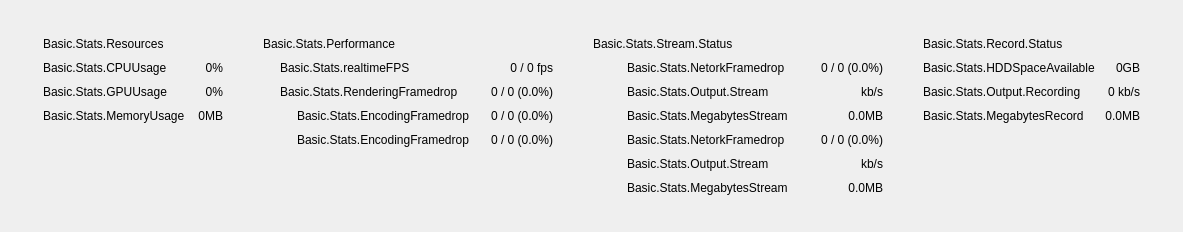
Old version of the form src/prism-live-studio/PRISMLiveStudio/prism-ui/main/PLSBasicStatusPanel.ui in the repository naver/prism-live-studio.
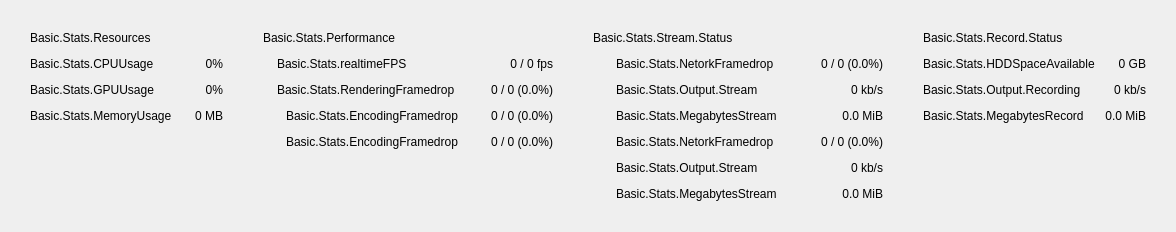
New version of the form.

```diff
--- a/src/prism-live-studio/PRISMLiveStudio/prism-ui/main/PLSBasicStatusPanel.ui
+++ b/src/prism-live-studio/PRISMLiveStudio/prism-ui/main/PLSBasicStatusPanel.ui
@@ -6,95 +6,59 @@
    <rect>
     <x>0</x>
     <y>0</y>
-    <width>1183</width>
+    <width>1176</width>
     <height>232</height>
    </rect>
   </property>
-  <property name="sizePolicy">
-   <sizepolicy hsizetype="Preferred" vsizetype="Preferred">
-    <horstretch>0</horstretch>
-    <verstretch>0</verstretch>
-   </sizepolicy>
-  </property>
-  <property name="windowTitle">
-   <string>Form</string>
-  </property>
-  <layout class="QVBoxLayout" name="verticalLayout">
-   <property name="spacing">
-    <number>0</number>
-   </property>
+  <layout class="QGridLayout" name="gridLayout">
+   <property name="sizeConstraint">
+    <enum>QLayout::SetMinimumSize</enum>
+   </property>
    <property name="leftMargin">
-    <number>0</number>
+    <number>30</number>
    </property>
    <property name="topMargin">
-    <number>0</number>
-   </property>
-   <property name="rightMargin">
-    <number>0</number>
-   </property>
-   <property name="bottomMargin">
-    <number>0</number>
-   </property>
-   <item>
-    <spacer name="verticalSpacer">
-     <property name="orientation">
-      <enum>Qt::Vertical</enum>
-     </property>
-     <property name="sizeHint" stdset="0">
-      <size>
-       <width>20</width>
-       <height>0</height>
-      </size>
-     </property>
-    </spacer>
-   </item>
-   <item>
-    <layout class="QHBoxLayout" name="horizontalLayout_2">
-     <property name="spacing">
-      <number>0</number>
-     </property>
-     <item>
-      <spacer name="horizontalSpacer">
-       <property name="orientation">
-        <enum>Qt::Horizontal</enum>
-       </property>
-       <property name="sizeHint" stdset="0">
-        <size>
-         <width>0</width>
-         <height>20</height>
-        </size>
-       </property>
-      </spacer>
-     </item>
-     <item>
-      <widget class="QWidget" name="stateContainer" native="true">
-       <layout class="QHBoxLayout" name="horizontalLayout">
-        <property name="spacing">
-         <number>40</number>
-        </property>
-        <property name="leftMargin">
          <number>30</number>
         </property>
-        <property name="topMargin">
-         <number>28</number>
-        </property>
         <property name="rightMargin">
          <number>30</number>
         </property>
         <property name="bottomMargin">
-         <number>28</number>
-        </property>
-        <item>
-         <layout class="QVBoxLayout" name="verticalLayout_2">
-          <property name="spacing">
+    <number>30</number>
+   </property>
+   <property name="horizontalSpacing">
            <number>0</number>
           </property>
-          <item>
-           <layout class="QGridLayout" name="gridLayout_5">
-            <property name="spacing">
+   <property name="verticalSpacing">
              <number>10</number>
             </property>
+   <item row="0" column="10" colspan="7">
+    <widget class="QLabel" name="streamHdr">
+     <property name="styleSheet">
+      <string notr="true">min-width: 290;</string>
+     </property>
+     <property name="text">
+      <string>Basic.Stats.Stream.Status</string>
+     </property>
+    </widget>
+   </item>
             <item row="1" column="1">
+    <spacer name="horizontalSpacer_4">
+     <property name="orientation">
+      <enum>Qt::Horizontal</enum>
+     </property>
+     <property name="sizeType">
+      <enum>QSizePolicy::Fixed</enum>
+     </property>
+     <property name="sizeHint" stdset="0">
+      <size>
+       <width>10</width>
+       <height>1</height>
+      </size>
+     </property>
+    </spacer>
+   </item>
+   <item row="1" column="2">
              <widget class="QLabel" name="cpuUsage">
               <property name="sizePolicy">
                <sizepolicy hsizetype="Expanding" vsizetype="Preferred">
@@ -103,265 +67,169 @@
                </sizepolicy>
               </property>
               <property name="text">
-               <string>0%</string>
+      <string notr="true">0%</string>
               </property>
               <property name="alignment">
                <set>Qt::AlignRight|Qt::AlignTrailing|Qt::AlignVCenter</set>
               </property>
              </widget>
             </item>
-            <item row="3" column="1">
-             <widget class="QLabel" name="memoryUsage">
-              <property name="sizePolicy">
-               <sizepolicy hsizetype="Preferred" vsizetype="Preferred">
-                <horstretch>0</horstretch>
-                <verstretch>0</verstretch>
-               </sizepolicy>
-              </property>
-              <property name="text">
-               <string>0MB</string>
-              </property>
-              <property name="alignment">
-               <set>Qt::AlignRight|Qt::AlignTrailing|Qt::AlignVCenter</set>
-              </property>
-             </widget>
-            </item>
-            <item row="3" column="0">
-             <widget class="QLabel" name="memoryUsageLabel">
-              <property name="text">
-               <string>Basic.Stats.MemoryUsage</string>
-              </property>
-             </widget>
-            </item>
-            <item row="2" column="0">
-             <widget class="QLabel" name="gpuUsageLabel">
-              <property name="text">
-               <string>Basic.Stats.GPUUsage</string>
-              </property>
-             </widget>
-            </item>
-            <item row="1" column="0">
-             <widget class="QLabel" name="cpuUsageLabel">
-              <property name="text">
-               <string>Basic.Stats.CPUUsage</string>
-              </property>
-             </widget>
-            </item>
-            <item row="2" column="1">
-             <widget class="QLabel" name="gpuUsage">
-              <property name="sizePolicy">
-               <sizepolicy hsizetype="Preferred" vsizetype="Preferred">
-                <horstretch>0</horstretch>
-                <verstretch>0</verstretch>
-               </sizepolicy>
-              </property>
-              <property name="text">
-               <string>0%</string>
-              </property>
-              <property name="alignment">
-               <set>Qt::AlignRight|Qt::AlignTrailing|Qt::AlignVCenter</set>
-              </property>
-             </widget>
-            </item>
-            <item row="0" column="0" colspan="2">
-             <widget class="QLabel" name="resourcesHdr">
-              <property name="styleSheet">
-               <string notr="true">min-width: 180;</string>
-              </property>
-              <property name="text">
-               <string>Basic.Stats.Resources</string>
-              </property>
-             </widget>
-            </item>
-           </layout>
-          </item>
-          <item>
-           <spacer name="verticalSpacer_3">
-            <property name="orientation">
-             <enum>Qt::Vertical</enum>
-            </property>
-            <property name="sizeHint" stdset="0">
-             <size>
-              <width>0</width>
-              <height>0</height>
-             </size>
-            </property>
-           </spacer>
-          </item>
-         </layout>
-        </item>
-        <item>
-         <layout class="QVBoxLayout" name="verticalLayout_3">
-          <property name="spacing">
-           <number>0</number>
-          </property>
-          <item>
-           <layout class="QGridLayout" name="gridLayout_6">
-            <property name="spacing">
-             <number>10</number>
-            </property>
-            <item row="1" column="0">
-             <widget class="QLabel" name="realtimeFramerateState"/>
-            </item>
-            <item row="3" column="2">
-             <widget class="QLabel" name="encodingFramedrop">
-              <property name="text">
-               <string>0 / 0 (0.0%)</string>
-              </property>
-              <property name="alignment">
-               <set>Qt::AlignRight|Qt::AlignTrailing|Qt::AlignVCenter</set>
-              </property>
-              <property name="active" stdset="0">
-               <bool>false</bool>
-              </property>
-             </widget>
-            </item>
-            <item row="1" column="2">
-             <widget class="QLabel" name="realtimeFramerate">
-              <property name="sizePolicy">
-               <sizepolicy hsizetype="Expanding" vsizetype="Preferred">
-                <horstretch>0</horstretch>
-                <verstretch>0</verstretch>
-               </sizepolicy>
-              </property>
-              <property name="text">
-               <string>0 / 0 fps</string>
-              </property>
-              <property name="alignment">
-               <set>Qt::AlignRight|Qt::AlignTrailing|Qt::AlignVCenter</set>
-              </property>
-             </widget>
-            </item>
-            <item row="3" column="1">
-             <layout class="QHBoxLayout" name="horizontalLayout_4">
-              <item>
-               <widget class="QLabel" name="encodingFramedropImage">
-                <property name="active" stdset="0">
-                 <bool>false</bool>
-                </property>
-               </widget>
-              </item>
-              <item>
-               <widget class="QLabel" name="encodingFramedropLabel">
-                <property name="sizePolicy">
-                 <sizepolicy hsizetype="Preferred" vsizetype="Expanding">
-                  <horstretch>0</horstretch>
-                  <verstretch>0</verstretch>
-                 </sizepolicy>
-                </property>
-                <property name="text">
-                 <string>Basic.Stats.EncodingFramedrop</string>
-                </property>
-                <property name="active" stdset="0">
-                 <bool>false</bool>
-                </property>
-               </widget>
-              </item>
-             </layout>
-            </item>
-            <item row="2" column="0">
-             <widget class="QLabel" name="renderingFramedropState"/>
-            </item>
-            <item row="0" column="0" colspan="3">
+   <item row="0" column="4" colspan="5">
              <widget class="QLabel" name="performanceHdr">
-              <property name="sizePolicy">
-               <sizepolicy hsizetype="Preferred" vsizetype="Expanding">
-                <horstretch>0</horstretch>
-                <verstretch>0</verstretch>
-               </sizepolicy>
-              </property>
               <property name="styleSheet">
                <string notr="true">min-width: 290;</string>
               </property>
               <property name="text">
                <string>Basic.Stats.Performance</string>
               </property>
-              <property name="alignment">
-               <set>Qt::AlignLeading|Qt::AlignLeft|Qt::AlignVCenter</set>
-              </property>
-             </widget>
-            </item>
-            <item row="3" column="0">
-             <widget class="QLabel" name="encodingFramedropState">
+    </widget>
+   </item>
+   <item row="5" column="14">
+    <widget class="QLabel" name="streamBitrateLabelV">
+     <property name="text">
+      <string>Basic.Stats.Output.Stream</string>
+     </property>
               <property name="active" stdset="0">
                <bool>false</bool>
               </property>
              </widget>
             </item>
-            <item row="1" column="1">
-             <widget class="QLabel" name="realtimeFramerateLabel">
-              <property name="sizePolicy">
-               <sizepolicy hsizetype="Preferred" vsizetype="Expanding">
-                <horstretch>0</horstretch>
-                <verstretch>0</verstretch>
-               </sizepolicy>
-              </property>
+   <item row="1" column="13">
+    <spacer name="horizontalSpacer_21">
+     <property name="orientation">
+      <enum>Qt::Horizontal</enum>
+     </property>
+     <property name="sizeType">
+      <enum>QSizePolicy::Fixed</enum>
+     </property>
+     <property name="sizeHint" stdset="0">
+      <size>
+       <width>7</width>
+       <height>1</height>
+      </size>
+     </property>
+    </spacer>
+   </item>
+   <item row="3" column="14">
+    <widget class="QLabel" name="StreamMegabytesLabel">
               <property name="text">
-               <string>Basic.Stats.realtimeFPS</string>
-              </property>
-             </widget>
-            </item>
-            <item row="2" column="1">
+      <string>Basic.Stats.MegabytesStream</string>
+     </property>
+     <property name="active" stdset="0">
+      <bool>false</bool>
+     </property>
+    </widget>
+   </item>
+   <item row="4" column="12" alignment="Qt::AlignVCenter">
+    <widget class="QLabel" name="networkFramedropStateV">
+     <property name="active" stdset="0">
+      <bool>false</bool>
+     </property>
+    </widget>
+   </item>
+   <item row="1" column="10">
+    <widget class="QLabel" name="networkStateImage">
+     <property name="active" stdset="0">
+      <bool>false</bool>
+     </property>
+    </widget>
+   </item>
+   <item row="2" column="6">
              <widget class="QLabel" name="renderingFramedropLabel">
-              <property name="sizePolicy">
-               <sizepolicy hsizetype="Preferred" vsizetype="Expanding">
-                <horstretch>0</horstretch>
-                <verstretch>0</verstretch>
-               </sizepolicy>
-              </property>
               <property name="text">
                <string>Basic.Stats.RenderingFramedrop</string>
               </property>
              </widget>
             </item>
-            <item row="2" column="2">
-             <widget class="QLabel" name="renderingFramedrop">
+   <item row="3" column="20">
+    <widget class="QLabel" name="recordedMegabytes">
               <property name="text">
-               <string>0 / 0 (0.0%)</string>
+      <string notr="true">0.0 MiB</string>
               </property>
               <property name="alignment">
                <set>Qt::AlignRight|Qt::AlignTrailing|Qt::AlignVCenter</set>
               </property>
-             </widget>
-            </item>
-            <item row="4" column="0">
+     <property name="active" stdset="0">
+      <bool>false</bool>
+     </property>
+    </widget>
+   </item>
+   <item row="1" column="18">
+    <widget class="QLabel" name="diskAvailableLabel">
+     <property name="text">
+      <string>Basic.Stats.HDDSpaceAvailable</string>
+     </property>
+    </widget>
+   </item>
+   <item row="2" column="4" alignment="Qt::AlignVCenter">
+    <widget class="QLabel" name="renderingFramedropState"/>
+   </item>
+   <item row="4" column="4" alignment="Qt::AlignVCenter">
              <widget class="QLabel" name="encodingFramedropStateV">
               <property name="active" stdset="0">
                <bool>false</bool>
               </property>
              </widget>
             </item>
-            <item row="4" column="1">
-             <layout class="QHBoxLayout" name="horizontalLayout_5">
-              <item>
-               <widget class="QLabel" name="encodingFramedropImageV">
+   <item row="4" column="14">
+    <widget class="QLabel" name="networkFramedropLabelV">
+     <property name="text">
+      <string>Basic.Stats.NetorkFramedrop</string>
+     </property>
                 <property name="active" stdset="0">
                  <bool>false</bool>
                 </property>
                </widget>
               </item>
-              <item>
-               <widget class="QLabel" name="encodingFramedropLabelV">
+   <item row="0" column="9">
+    <spacer name="horizontalSpacer_2">
+     <property name="orientation">
+      <enum>Qt::Horizontal</enum>
+     </property>
+     <property name="sizeType">
+      <enum>QSizePolicy::Fixed</enum>
+     </property>
+     <property name="sizeHint" stdset="0">
+      <size>
+       <width>40</width>
+       <height>1</height>
+      </size>
+     </property>
+    </spacer>
+   </item>
+   <item row="1" column="16">
+    <widget class="QLabel" name="networkFramedrop">
                 <property name="sizePolicy">
-                 <sizepolicy hsizetype="Preferred" vsizetype="Expanding">
+      <sizepolicy hsizetype="Expanding" vsizetype="Preferred">
                   <horstretch>0</horstretch>
                   <verstretch>0</verstretch>
                  </sizepolicy>
                 </property>
                 <property name="text">
-                 <string>Basic.Stats.EncodingFramedrop</string>
-                </property>
+      <string notr="true">0 / 0 (0.0%)</string>
+     </property>
+     <property name="alignment">
+      <set>Qt::AlignRight|Qt::AlignTrailing|Qt::AlignVCenter</set>
+     </property>
                 <property name="active" stdset="0">
                  <bool>false</bool>
                 </property>
                </widget>
               </item>
-             </layout>
-            </item>
-            <item row="4" column="2">
-             <widget class="QLabel" name="encodingFramedropV">
+   <item row="2" column="8">
+    <widget class="QLabel" name="renderingFramedrop">
+     <property name="text">
+      <string notr="true">0 / 0 (0.0%)</string>
+     </property>
+     <property name="alignment">
+      <set>Qt::AlignRight|Qt::AlignTrailing|Qt::AlignVCenter</set>
+     </property>
+    </widget>
+   </item>
+   <item row="2" column="20">
+    <widget class="QLabel" name="recordingBitrate">
               <property name="text">
-               <string>0 / 0 (0.0%)</string>
+      <string notr="true">0 kb/s</string>
               </property>
               <property name="alignment">
                <set>Qt::AlignRight|Qt::AlignTrailing|Qt::AlignVCenter</set>
@@ -371,89 +239,188 @@
               </property>
              </widget>
             </item>
-           </layout>
-          </item>
-          <item>
-           <spacer name="verticalSpacer_4">
+   <item row="1" column="6">
+    <widget class="QLabel" name="realtimeFramerateLabel">
+     <property name="text">
+      <string>Basic.Stats.realtimeFPS</string>
+     </property>
+    </widget>
+   </item>
+   <item row="1" column="12" alignment="Qt::AlignVCenter">
+    <widget class="QLabel" name="networkFramedropState">
+     <property name="active" stdset="0">
+      <bool>false</bool>
+     </property>
+    </widget>
+   </item>
+   <item row="1" column="8">
+    <widget class="QLabel" name="realtimeFramerate">
+     <property name="sizePolicy">
+      <sizepolicy hsizetype="Expanding" vsizetype="Preferred">
+       <horstretch>0</horstretch>
+       <verstretch>0</verstretch>
+      </sizepolicy>
+     </property>
+     <property name="text">
+      <string notr="true">0 / 0 fps</string>
+     </property>
+     <property name="alignment">
+      <set>Qt::AlignRight|Qt::AlignTrailing|Qt::AlignVCenter</set>
+     </property>
+    </widget>
+   </item>
+   <item row="0" column="0" colspan="3">
+    <widget class="QLabel" name="resourcesHdr">
+     <property name="styleSheet">
+      <string notr="true">min-width: 180;</string>
+     </property>
+     <property name="text">
+      <string>Basic.Stats.Resources</string>
+     </property>
+    </widget>
+   </item>
+   <item row="1" column="19">
+    <spacer name="horizontalSpacer_17">
             <property name="orientation">
-             <enum>Qt::Vertical</enum>
-            </property>
+      <enum>Qt::Horizontal</enum>
+     </property>
+     <property name="sizeType">
+      <enum>QSizePolicy::Fixed</enum>
+     </property>
             <property name="sizeHint" stdset="0">
              <size>
-              <width>0</width>
-              <height>0</height>
+       <width>10</width>
+       <height>1</height>
              </size>
             </property>
            </spacer>
           </item>
-         </layout>
-        </item>
-        <item>
-         <layout class="QGridLayout" name="gridLayout_7">
-          <property name="spacing">
-           <number>10</number>
-          </property>
-          <item row="5" column="1">
+   <item row="5" column="12" alignment="Qt::AlignVCenter">
            <widget class="QLabel" name="streamBitrateStateV">
             <property name="active" stdset="0">
              <bool>false</bool>
             </property>
            </widget>
           </item>
-          <item row="0" column="0" colspan="4">
-           <widget class="QLabel" name="streamHdr">
-            <property name="sizePolicy">
-             <sizepolicy hsizetype="Preferred" vsizetype="Expanding">
-              <horstretch>0</horstretch>
-              <verstretch>0</verstretch>
-             </sizepolicy>
-            </property>
-            <property name="styleSheet">
-             <string notr="true">min-width: 290;</string>
-            </property>
-            <property name="text">
-             <string>Basic.Stats.Stream.Status</string>
+   <item row="4" column="10">
+    <widget class="QLabel" name="networkStateImageV">
+     <property name="active" stdset="0">
+      <bool>false</bool>
             </property>
            </widget>
           </item>
-          <item row="2" column="1">
+   <item row="2" column="12" alignment="Qt::AlignVCenter">
            <widget class="QLabel" name="streamBitrateState">
             <property name="active" stdset="0">
              <bool>false</bool>
             </property>
            </widget>
           </item>
-          <item row="1" column="0">
-           <widget class="QLabel" name="networkStateImage">
+   <item row="2" column="0">
+    <widget class="QLabel" name="gpuUsageLabel">
+     <property name="text">
+      <string>Basic.Stats.GPUUsage</string>
+     </property>
+    </widget>
+   </item>
+   <item row="0" column="3">
+    <spacer name="horizontalSpacer">
+     <property name="orientation">
+      <enum>Qt::Horizontal</enum>
+     </property>
+     <property name="sizeType">
+      <enum>QSizePolicy::Fixed</enum>
+     </property>
+     <property name="sizeHint" stdset="0">
+      <size>
+       <width>40</width>
+       <height>1</height>
+      </size>
+     </property>
+    </spacer>
+   </item>
+   <item row="6" column="16">
+    <widget class="QLabel" name="streamMegabytesV">
+     <property name="text">
+      <string notr="true">0.0 MiB</string>
+     </property>
+     <property name="alignment">
+      <set>Qt::AlignRight|Qt::AlignTrailing|Qt::AlignVCenter</set>
+     </property>
             <property name="active" stdset="0">
              <bool>false</bool>
             </property>
            </widget>
           </item>
-          <item row="1" column="2">
-           <widget class="QLabel" name="networkFramedropLabel">
-            <property name="sizePolicy">
-             <sizepolicy hsizetype="Preferred" vsizetype="Expanding">
-              <horstretch>0</horstretch>
-              <verstretch>0</verstretch>
-             </sizepolicy>
-            </property>
+   <item row="1" column="4" alignment="Qt::AlignVCenter">
+    <widget class="QLabel" name="realtimeFramerateState"/>
+   </item>
+   <item row="4" column="6">
+    <widget class="QWidget" name="widget_2" native="true">
+     <layout class="QHBoxLayout" name="horizontalLayout_2">
+      <property name="spacing">
+       <number>0</number>
+      </property>
+      <property name="leftMargin">
+       <number>0</number>
+      </property>
+      <property name="topMargin">
+       <number>0</number>
+      </property>
+      <property name="rightMargin">
+       <number>0</number>
+      </property>
+      <property name="bottomMargin">
+       <number>0</number>
+      </property>
+      <item>
+       <widget class="QLabel" name="encodingFramedropImageV">
+        <property name="active" stdset="0">
+         <bool>false</bool>
+        </property>
+       </widget>
+      </item>
+      <item>
+       <spacer name="horizontalSpacer_31">
+        <property name="orientation">
+         <enum>Qt::Horizontal</enum>
+        </property>
+        <property name="sizeType">
+         <enum>QSizePolicy::Fixed</enum>
+        </property>
+        <property name="sizeHint" stdset="0">
+         <size>
+          <width>2</width>
+          <height>1</height>
+         </size>
+        </property>
+       </spacer>
+      </item>
+      <item>
+       <widget class="QLabel" name="encodingFramedropLabelV">
             <property name="text">
-             <string>Basic.Stats.NetorkFramedrop</string>
+         <string>Basic.Stats.EncodingFramedrop</string>
             </property>
             <property name="active" stdset="0">
              <bool>false</bool>
             </property>
            </widget>
           </item>
-          <item row="1" column="3">
-           <widget class="QLabel" name="networkFramedrop">
-            <property name="sizePolicy">
-             <sizepolicy hsizetype="Expanding" vsizetype="Preferred">
-              <horstretch>0</horstretch>
-              <verstretch>0</verstretch>
-             </sizepolicy>
-            </property>
+     </layout>
+    </widget>
+   </item>
+   <item row="3" column="18">
+    <widget class="QLabel" name="recordedMegabytesLabel">
+     <property name="text">
+      <string>Basic.Stats.MegabytesRecord</string>
+     </property>
+     <property name="active" stdset="0">
+      <bool>false</bool>
+     </property>
+    </widget>
+   </item>
+   <item row="3" column="8">
+    <widget class="QLabel" name="encodingFramedrop">
             <property name="text">
              <string notr="true">0 / 0 (0.0%)</string>
             </property>
@@ -465,14 +432,24 @@
             </property>
            </widget>
           </item>
-          <item row="2" column="2">
+   <item row="3" column="19">
+    <spacer name="horizontalSpacer_19">
+     <property name="orientation">
+      <enum>Qt::Horizontal</enum>
+     </property>
+     <property name="sizeType">
+      <enum>QSizePolicy::Fixed</enum>
+     </property>
+     <property name="sizeHint" stdset="0">
+      <size>
+       <width>10</width>
+       <height>1</height>
+      </size>
+     </property>
+    </spacer>
+   </item>
+   <item row="2" column="14">
            <widget class="QLabel" name="streamBitrateLabel">
-            <property name="sizePolicy">
-             <sizepolicy hsizetype="Preferred" vsizetype="Expanding">
-              <horstretch>0</horstretch>
-              <verstretch>0</verstretch>
-             </sizepolicy>
-            </property>
             <property name="text">
              <string>Basic.Stats.Output.Stream</string>
             </property>
@@ -481,62 +458,18 @@
             </property>
            </widget>
           </item>
-          <item row="3" column="2">
-           <widget class="QLabel" name="StreamMegabytesLabel">
-            <property name="sizePolicy">
-             <sizepolicy hsizetype="Preferred" vsizetype="Expanding">
-              <horstretch>0</horstretch>
-              <verstretch>0</verstretch>
-             </sizepolicy>
-            </property>
+   <item row="2" column="2">
+    <widget class="QLabel" name="gpuUsage">
             <property name="text">
-             <string>Basic.Stats.MegabytesStream</string>
-            </property>
-            <property name="active" stdset="0">
-             <bool>false</bool>
+      <string notr="true">0%</string>
+     </property>
+     <property name="alignment">
+      <set>Qt::AlignRight|Qt::AlignTrailing|Qt::AlignVCenter</set>
             </property>
            </widget>
           </item>
-          <item row="4" column="2">
-           <widget class="QLabel" name="networkFramedropLabelV">
-            <property name="sizePolicy">
-             <sizepolicy hsizetype="Preferred" vsizetype="Expanding">
-              <horstretch>0</horstretch>
-              <verstretch>0</verstretch>
-             </sizepolicy>
-            </property>
-            <property name="text">
-             <string>Basic.Stats.NetorkFramedrop</string>
-            </property>
-            <property name="active" stdset="0">
-             <bool>false</bool>
-            </property>
-           </widget>
-          </item>
-          <item row="5" column="2">
-           <widget class="QLabel" name="streamBitrateLabelV">
-            <property name="sizePolicy">
-             <sizepolicy hsizetype="Preferred" vsizetype="Expanding">
-              <horstretch>0</horstretch>
-              <verstretch>0</verstretch>
-             </sizepolicy>
-            </property>
-            <property name="text">
-             <string>Basic.Stats.Output.Stream</string>
-            </property>
-            <property name="active" stdset="0">
-             <bool>false</bool>
-            </property>
-           </widget>
-          </item>
-          <item row="6" column="2">
+   <item row="6" column="14">
            <widget class="QLabel" name="StreamMegabytesLabelV">
-            <property name="sizePolicy">
-             <sizepolicy hsizetype="Preferred" vsizetype="Expanding">
-              <horstretch>0</horstretch>
-              <verstretch>0</verstretch>
-             </sizepolicy>
-            </property>
             <property name="text">
              <string>Basic.Stats.MegabytesStream</string>
             </property>
@@ -545,23 +478,26 @@
             </property>
            </widget>
           </item>
-          <item row="2" column="3">
-           <widget class="QLabel" name="streamBitrate">
-            <property name="text">
-             <string notr="true"> kb/s</string>
-            </property>
-            <property name="alignment">
-             <set>Qt::AlignRight|Qt::AlignTrailing|Qt::AlignVCenter</set>
-            </property>
-            <property name="active" stdset="0">
-             <bool>false</bool>
-            </property>
-           </widget>
-          </item>
-          <item row="3" column="3">
+   <item row="2" column="19">
+    <spacer name="horizontalSpacer_18">
+     <property name="orientation">
+      <enum>Qt::Horizontal</enum>
+     </property>
+     <property name="sizeType">
+      <enum>QSizePolicy::Fixed</enum>
+     </property>
+     <property name="sizeHint" stdset="0">
+      <size>
+       <width>10</width>
+       <height>1</height>
+      </size>
+     </property>
+    </spacer>
+   </item>
+   <item row="3" column="16">
            <widget class="QLabel" name="streamMegabytes">
             <property name="text">
-             <string notr="true">0.0MB</string>
+      <string notr="true">0.0 MiB</string>
             </property>
             <property name="alignment">
              <set>Qt::AlignRight|Qt::AlignTrailing|Qt::AlignVCenter</set>
@@ -571,8 +507,15 @@
             </property>
            </widget>
           </item>
-          <item row="4" column="3">
-           <widget class="QLabel" name="networkFramedropV">
+   <item row="3" column="4" alignment="Qt::AlignVCenter">
+    <widget class="QLabel" name="encodingFramedropState">
+     <property name="active" stdset="0">
+      <bool>false</bool>
+     </property>
+    </widget>
+   </item>
+   <item row="4" column="8">
+    <widget class="QLabel" name="encodingFramedropV">
             <property name="text">
              <string notr="true">0 / 0 (0.0%)</string>
             </property>
@@ -584,23 +527,26 @@
             </property>
            </widget>
           </item>
-          <item row="5" column="3">
-           <widget class="QLabel" name="streamBitrateV">
+   <item row="1" column="20">
+    <widget class="QLabel" name="diskAvailable">
+     <property name="sizePolicy">
+      <sizepolicy hsizetype="Expanding" vsizetype="Preferred">
+       <horstretch>0</horstretch>
+       <verstretch>0</verstretch>
+      </sizepolicy>
+     </property>
             <property name="text">
-             <string> kb/s</string>
+      <string notr="true">0 GB</string>
             </property>
             <property name="alignment">
              <set>Qt::AlignRight|Qt::AlignTrailing|Qt::AlignVCenter</set>
             </property>
-            <property name="active" stdset="0">
-             <bool>false</bool>
-            </property>
-           </widget>
-          </item>
-          <item row="6" column="3">
-           <widget class="QLabel" name="streamMegabytesV">
+    </widget>
+   </item>
+   <item row="2" column="16">
+    <widget class="QLabel" name="streamBitrate">
             <property name="text">
-             <string notr="true">0.0MB</string>
+      <string notr="true">0 kb/s</string>
             </property>
             <property name="alignment">
              <set>Qt::AlignRight|Qt::AlignTrailing|Qt::AlignVCenter</set>
@@ -610,40 +556,77 @@
             </property>
            </widget>
           </item>
-          <item row="1" column="1">
-           <widget class="QLabel" name="networkFramedropState">
-            <property name="active" stdset="0">
-             <bool>false</bool>
-            </property>
-           </widget>
-          </item>
-          <item row="4" column="1">
-           <widget class="QLabel" name="networkFramedropStateV">
+   <item row="1" column="11">
+    <spacer name="horizontalSpacer_20">
+     <property name="orientation">
+      <enum>Qt::Horizontal</enum>
+     </property>
+     <property name="sizeType">
+      <enum>QSizePolicy::Fixed</enum>
+     </property>
+     <property name="sizeHint" stdset="0">
+      <size>
+       <width>2</width>
+       <height>1</height>
+      </size>
+     </property>
+    </spacer>
+   </item>
+   <item row="3" column="6">
+    <widget class="QWidget" name="widget_1" native="true">
+     <layout class="QHBoxLayout" name="horizontalLayout">
+      <property name="spacing">
+       <number>0</number>
+      </property>
+      <property name="leftMargin">
+       <number>0</number>
+      </property>
+      <property name="topMargin">
+       <number>0</number>
+      </property>
+      <property name="rightMargin">
+       <number>0</number>
+      </property>
+      <property name="bottomMargin">
+       <number>0</number>
+      </property>
+      <item>
+       <widget class="QLabel" name="encodingFramedropImage">
             <property name="active" stdset="0">
              <bool>false</bool>
             </property>
            </widget>
           </item>
-          <item row="4" column="0">
-           <widget class="QLabel" name="networkStateImageV">
+      <item>
+       <spacer name="horizontalSpacer_30">
+        <property name="orientation">
+         <enum>Qt::Horizontal</enum>
+        </property>
+        <property name="sizeType">
+         <enum>QSizePolicy::Fixed</enum>
+        </property>
+        <property name="sizeHint" stdset="0">
+         <size>
+          <width>2</width>
+          <height>1</height>
+         </size>
+        </property>
+       </spacer>
+      </item>
+      <item>
+       <widget class="QLabel" name="encodingFramedropLabel">
+        <property name="text">
+         <string>Basic.Stats.EncodingFramedrop</string>
+        </property>
             <property name="active" stdset="0">
              <bool>false</bool>
             </property>
            </widget>
           </item>
          </layout>
-        </item>
-        <item>
-         <layout class="QVBoxLayout" name="verticalLayout_4">
-          <property name="spacing">
-           <number>0</number>
-          </property>
-          <item>
-           <layout class="QGridLayout" name="gridLayout_8">
-            <property name="spacing">
-             <number>10</number>
-            </property>
-            <item row="0" column="0" colspan="2">
+    </widget>
+   </item>
+   <item row="0" column="18" colspan="3">
              <widget class="QLabel" name="recordHdr">
               <property name="styleSheet">
                <string notr="true">min-width: 210;</string>
@@ -653,30 +636,115 @@
               </property>
              </widget>
             </item>
+   <item row="1" column="15">
+    <spacer name="horizontalSpacer_11">
+     <property name="orientation">
+      <enum>Qt::Horizontal</enum>
+     </property>
+     <property name="sizeType">
+      <enum>QSizePolicy::Fixed</enum>
+     </property>
+     <property name="sizeHint" stdset="0">
+      <size>
+       <width>10</width>
+       <height>1</height>
+      </size>
+     </property>
+    </spacer>
+   </item>
+   <item row="1" column="7">
+    <spacer name="horizontalSpacer_7">
+     <property name="orientation">
+      <enum>Qt::Horizontal</enum>
+     </property>
+     <property name="sizeType">
+      <enum>QSizePolicy::Fixed</enum>
+     </property>
+     <property name="sizeHint" stdset="0">
+      <size>
+       <width>10</width>
+       <height>1</height>
+      </size>
+     </property>
+    </spacer>
+   </item>
+   <item row="3" column="2">
+    <widget class="QLabel" name="memoryUsage">
+     <property name="text">
+      <string notr="true">0 MB</string>
+     </property>
+     <property name="alignment">
+      <set>Qt::AlignRight|Qt::AlignTrailing|Qt::AlignVCenter</set>
+     </property>
+    </widget>
+   </item>
+   <item row="0" column="17">
+    <spacer name="horizontalSpacer_3">
+     <property name="orientation">
+      <enum>Qt::Horizontal</enum>
+     </property>
+     <property name="sizeType">
+      <enum>QSizePolicy::Fixed</enum>
+     </property>
+     <property name="sizeHint" stdset="0">
+      <size>
+       <width>40</width>
+       <height>1</height>
+      </size>
+     </property>
+    </spacer>
+   </item>
+   <item row="3" column="0">
+    <widget class="QLabel" name="memoryUsageLabel">
+     <property name="text">
+      <string>Basic.Stats.MemoryUsage</string>
+     </property>
+    </widget>
+   </item>
+   <item row="5" column="16">
+    <widget class="QLabel" name="streamBitrateV">
+     <property name="text">
+      <string notr="true">0 kb/s</string>
+     </property>
+     <property name="alignment">
+      <set>Qt::AlignRight|Qt::AlignTrailing|Qt::AlignVCenter</set>
+     </property>
+     <property name="active" stdset="0">
+      <bool>false</bool>
+     </property>
+    </widget>
+   </item>
+   <item row="4" column="16">
+    <widget class="QLabel" name="networkFramedropV">
+     <property name="text">
+      <string notr="true">0 / 0 (0.0%)</string>
+     </property>
+     <property name="alignment">
+      <set>Qt::AlignRight|Qt::AlignTrailing|Qt::AlignVCenter</set>
+     </property>
+     <property name="active" stdset="0">
+      <bool>false</bool>
+     </property>
+    </widget>
+   </item>
+   <item row="1" column="14">
+    <widget class="QLabel" name="networkFramedropLabel">
+     <property name="text">
+      <string>Basic.Stats.NetorkFramedrop</string>
+     </property>
+     <property name="active" stdset="0">
+      <bool>false</bool>
+     </property>
+    </widget>
+   </item>
             <item row="1" column="0">
-             <widget class="QLabel" name="diskAvailableLabel">
+    <widget class="QLabel" name="cpuUsageLabel">
               <property name="text">
-               <string>Basic.Stats.HDDSpaceAvailable</string>
+      <string>Basic.Stats.CPUUsage</string>
               </property>
              </widget>
             </item>
-            <item row="1" column="1">
-             <widget class="QLabel" name="diskAvailable">
-              <property name="sizePolicy">
-               <sizepolicy hsizetype="Expanding" vsizetype="Preferred">
-                <horstretch>0</horstretch>
-                <verstretch>0</verstretch>
-               </sizepolicy>
-              </property>
-              <property name="text">
-               <string>0GB</string>
-              </property>
-              <property name="alignment">
-               <set>Qt::AlignRight|Qt::AlignTrailing|Qt::AlignVCenter</set>
-              </property>
-             </widget>
-            </item>
-            <item row="2" column="0">
+   <item row="2" column="18">
              <widget class="QLabel" name="recordingBitrateLabel">
               <property name="text">
                <string>Basic.Stats.Output.Recording</string>
@@ -686,86 +754,66 @@
               </property>
              </widget>
             </item>
-            <item row="2" column="1">
-             <widget class="QLabel" name="recordingBitrate">
-              <property name="text">
-               <string>0 kb/s</string>
-              </property>
-              <property name="alignment">
-               <set>Qt::AlignRight|Qt::AlignTrailing|Qt::AlignVCenter</set>
-              </property>
-              <property name="active" stdset="0">
-               <bool>false</bool>
-              </property>
-             </widget>
-            </item>
-            <item row="3" column="0">
-             <widget class="QLabel" name="recordedMegabytesLabel">
-              <property name="text">
-               <string>Basic.Stats.MegabytesRecord</string>
-              </property>
-              <property name="active" stdset="0">
-               <bool>false</bool>
-              </property>
-             </widget>
-            </item>
-            <item row="3" column="1">
-             <widget class="QLabel" name="recordedMegabytes">
-              <property name="text">
-               <string>0.0MB</string>
-              </property>
-              <property name="alignment">
-               <set>Qt::AlignRight|Qt::AlignTrailing|Qt::AlignVCenter</set>
-              </property>
-              <property name="active" stdset="0">
-               <bool>false</bool>
-              </property>
-             </widget>
-            </item>
-           </layout>
-          </item>
-          <item>
-           <spacer name="verticalSpacer_5">
+   <item row="1" column="5">
+    <spacer name="horizontalSpacer_26">
+     <property name="orientation">
+      <enum>Qt::Horizontal</enum>
+     </property>
+     <property name="sizeType">
+      <enum>QSizePolicy::Fixed</enum>
+     </property>
+     <property name="sizeHint" stdset="0">
+      <size>
+       <width>7</width>
+       <height>1</height>
+      </size>
+     </property>
+    </spacer>
+   </item>
+   <item row="2" column="5">
+    <spacer name="horizontalSpacer_27">
             <property name="orientation">
-             <enum>Qt::Vertical</enum>
-            </property>
+      <enum>Qt::Horizontal</enum>
+     </property>
+     <property name="sizeType">
+      <enum>QSizePolicy::Fixed</enum>
+     </property>
             <property name="sizeHint" stdset="0">
              <size>
-              <width>0</width>
-              <height>0</height>
+       <width>7</width>
+       <height>1</height>
              </size>
             </property>
            </spacer>
           </item>
-         </layout>
-        </item>
-       </layout>
-      </widget>
-     </item>
-     <item>
-      <spacer name="horizontalSpacer_2">
+   <item row="3" column="5">
+    <spacer name="horizontalSpacer_28">
        <property name="orientation">
         <enum>Qt::Horizontal</enum>
        </property>
+     <property name="sizeType">
+      <enum>QSizePolicy::Fixed</enum>
+     </property>
        <property name="sizeHint" stdset="0">
         <size>
-         <width>0</width>
-         <height>20</height>
+       <width>5</width>
+       <height>1</height>
         </size>
        </property>
       </spacer>
      </item>
-    </layout>
-   </item>
-   <item>
-    <spacer name="verticalSpacer_2">
+   <item row="4" column="5">
+    <spacer name="horizontalSpacer_29">
      <property name="orientation">
-      <enum>Qt::Vertical</enum>
+      <enum>Qt::Horizontal</enum>
      </property>
+     <property name="sizeType">
+      <enum>QSizePolicy::Fixed</enum>
+     </property>
      <property name="sizeHint" stdset="0">
       <size>
-       <width>20</width>
-       <height>0</height>
+       <width>5</width>
+       <height>1</height>
       </size>
      </property>
     </spacer>
```
Lines whose indentation alone changed are shown as unchanged.
